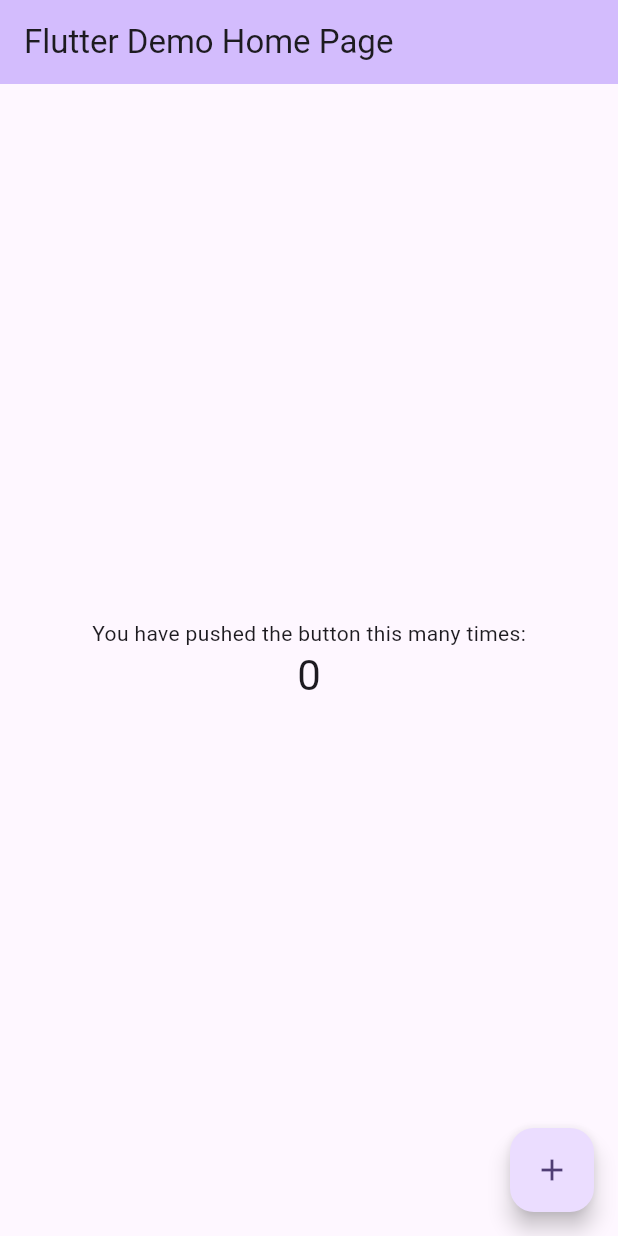
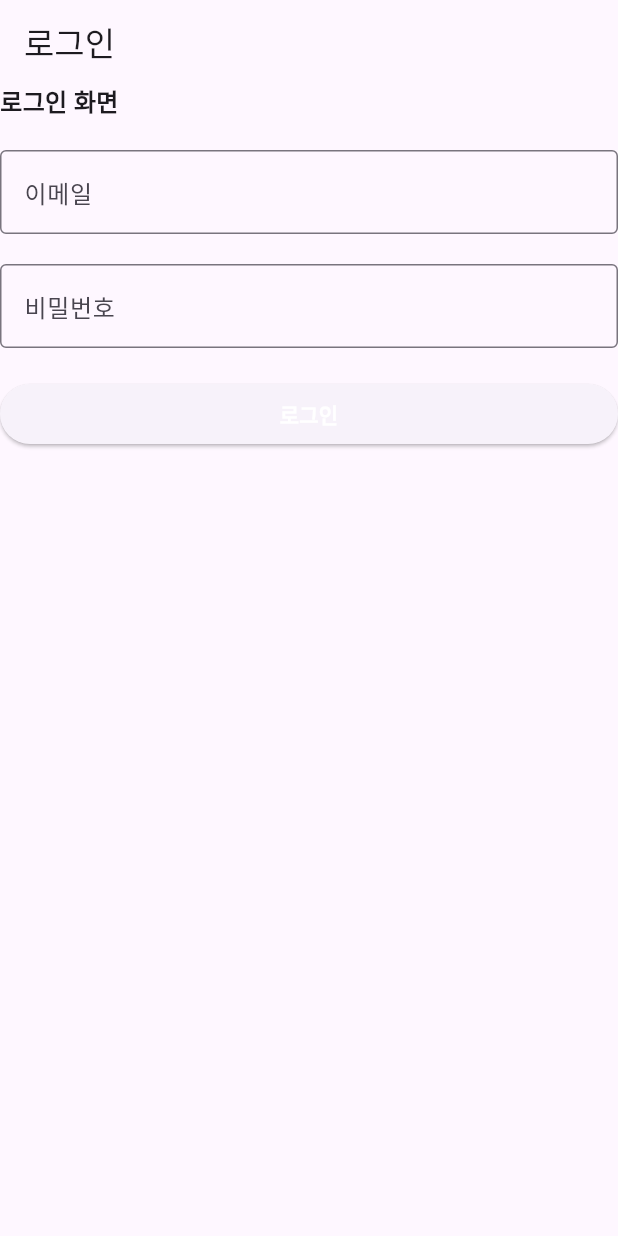
Before and after one commit to TasteTour/frontend, a Flutter app: the screen it shows after launch, on a phone screen of 412 x 824 dp. Run offline on Flutter 3.47's test engine with Material 3 defaults, Android fonts, the light colour scheme and no system bars; our stand-ins replace get, get_storage.

Commit message:
✨feat: login, register 페이지 구현

```diff
--- a/taste_tour/lib/main.dart
+++ b/taste_tour/lib/main.dart
@@ -1,125 +1,6 @@
 import 'package:flutter/material.dart';
+import 'package:taste_tour/src/app.dart';
 
 void main() {
   runApp(const MyApp());
 }
-
-class MyApp extends StatelessWidget {
-  const MyApp({super.key});
-
-  // This widget is the root of your application.
-  @override
-  Widget build(BuildContext context) {
-    return MaterialApp(
-      title: 'Flutter Demo',
-      theme: ThemeData(
-        // This is the theme of your application.
-        //
-        // TRY THIS: Try running your application with "flutter run". You'll see
-        // the application has a purple toolbar. Then, without quitting the app,
-        // try changing the seedColor in the colorScheme below to Colors.green
-        // and then invoke "hot reload" (save your changes or press the "hot
-        // reload" button in a Flutter-supported IDE, or press "r" if you used
-        // the command line to start the app).
-        //
-        // Notice that the counter didn't reset back to zero; the application
-        // state is not lost during the reload. To reset the state, use hot
-        // restart instead.
-        //
-        // This works for code too, not just values: Most code changes can be
-        // tested with just a hot reload.
-        colorScheme: ColorScheme.fromSeed(seedColor: Colors.deepPurple),
-        useMaterial3: true,
-      ),
-      home: const MyHomePage(title: 'Flutter Demo Home Page'),
-    );
-  }
-}
-
-class MyHomePage extends StatefulWidget {
-  const MyHomePage({super.key, required this.title});
-
-  // This widget is the home page of your application. It is stateful, meaning
-  // that it has a State object (defined below) that contains fields that affect
-  // how it looks.
-
-  // This class is the configuration for the state. It holds the values (in this
-  // case the title) provided by the parent (in this case the App widget) and
-  // used by the build method of the State. Fields in a Widget subclass are
-  // always marked "final".
-
-  final String title;
-
-  @override
-  State<MyHomePage> createState() => _MyHomePageState();
-}
-
-class _MyHomePageState extends State<MyHomePage> {
-  int _counter = 0;
-
-  void _incrementCounter() {
-    setState(() {
-      // This call to setState tells the Flutter framework that something has
-      // changed in this State, which causes it to rerun the build method below
-      // so that the display can reflect the updated values. If we changed
-      // _counter without calling setState(), then the build method would not be
-      // called again, and so nothing would appear to happen.
-      _counter++;
-    });
-  }
-
-  @override
-  Widget build(BuildContext context) {
-    // This method is rerun every time setState is called, for instance as done
-    // by the _incrementCounter method above.
-    //
-    // The Flutter framework has been optimized to make rerunning build methods
-    // fast, so that you can just rebuild anything that needs updating rather
-    // than having to individually change instances of widgets.
-    return Scaffold(
-      appBar: AppBar(
-        // TRY THIS: Try changing the color here to a specific color (to
-        // Colors.amber, perhaps?) and trigger a hot reload to see the AppBar
-        // change color while the other colors stay the same.
-        backgroundColor: Theme.of(context).colorScheme.inversePrimary,
-        // Here we take the value from the MyHomePage object that was created by
-        // the App.build method, and use it to set our appbar title.
-        title: Text(widget.title),
-      ),
-      body: Center(
-        // Center is a layout widget. It takes a single child and positions it
-        // in the middle of the parent.
-        child: Column(
-          // Column is also a layout widget. It takes a list of children and
-          // arranges them vertically. By default, it sizes itself to fit its
-          // children horizontally, and tries to be as tall as its parent.
-          //
-          // Column has various properties to control how it sizes itself and
-          // how it positions its children. Here we use mainAxisAlignment to
-          // center the children vertically; the main axis here is the vertical
-          // axis because Columns are vertical (the cross axis would be
-          // horizontal).
-          //
-          // TRY THIS: Invoke "debug painting" (choose the "Toggle Debug Paint"
-          // action in the IDE, or press "p" in the console), to see the
-          // wireframe for each widget.
-          mainAxisAlignment: MainAxisAlignment.center,
-          children: <Widget>[
-            const Text(
-              'You have pushed the button this many times:',
-            ),
-            Text(
-              '$_counter',
-              style: Theme.of(context).textTheme.headlineMedium,
-            ),
-          ],
-        ),
-      ),
-      floatingActionButton: FloatingActionButton(
-        onPressed: _incrementCounter,
-        tooltip: 'Increment',
-        child: const Icon(Icons.add),
-      ), // This trailing comma makes auto-formatting nicer for build methods.
-    );
-  }
-}
--- /dev/null
+++ b/taste_tour/lib/src/app.dart
@@ -0,0 +1,13 @@
+import 'package:flutter/material.dart';
+import 'package:taste_tour/src/screen/auth/login.dart';
+
+class MyApp extends StatelessWidget {
+  const MyApp({super.key});
+
+  @override
+  Widget build(BuildContext context) {
+    return const MaterialApp(
+      home: Login(),
+    );
+  }
+}
--- /dev/null
+++ b/taste_tour/lib/src/model/user_model.dart
@@ -0,0 +1,21 @@
+class UserModel {
+  int? id;
+  String? name;
+  String? email;
+
+  UserModel.fromJason(Map m) {
+    /*
+    이름이 있는 생성자
+    {
+      "id" :1,
+      "name": "홍길동",
+      "email": "hello@korea.com"
+    }
+      이런식의 jsonData (map)을 클래스에 멤버변수들에게 초기화 해준다.
+     */
+
+    id = m['id'];
+    name = m['name'];
+    email = m['email'];
+  }
+}
--- /dev/null
+++ b/taste_tour/lib/src/screen/auth/login.dart
@@ -0,0 +1,95 @@
+import 'package:flutter/material.dart';
+import 'package:get/get.dart';
+import 'package:taste_tour/src/controller/user_controller.dart';
+import 'package:taste_tour/src/screen/home.dart';
+
+class Login extends StatefulWidget {
+  const Login({super.key});
+
+  @override
+  State<Login> createState() => _LoginState();
+}
+
+class _LoginState extends State<Login> {
+  final userController = Get.put(UserController());
+  final GlobalKey<FormState> _formkey = GlobalKey<FormState>();
+  final TextEditingController _emailController = TextEditingController();
+  final TextEditingController _passwordController = TextEditingController();
+  final RegExp emailRegex =
+      RegExp(r'^[a-zA-Z0-9+-\_.]+@[a-zA-Z0-9-]+\.[a-zA-Z0-9-.]+$');
+
+  // 로그인 완료 버튼을 누를 때 동작할 함수
+  _submitForm() async {
+    if (_formkey.currentState!.validate()) {
+      final String email = _emailController.text;
+      final String password = _passwordController.text;
+
+      // 로그인 통신 로직
+      bool result = await userController.login(email, password);
+
+      // 로그인 성공시 다음 화면 (메인)으로 이동처리
+      if (result) {
+        Get.offAll(() => const Home());
+      }
+    }
+  }
+
+  @override
+  Widget build(BuildContext context) {
+    return Scaffold(
+      appBar: AppBar(title: const Text('로그인')),
+      body: Form(
+        key: _formkey,
+        child: ListView(
+          children: [
+            const Text(
+              '로그인 화면',
+              style: TextStyle(
+                fontSize: 16,
+                fontWeight: FontWeight.bold,
+              ),
+            ),
+            const SizedBox(height: 20),
+            TextFormField(
+              controller: _emailController,
+              keyboardType: TextInputType.emailAddress,
+              decoration: const InputDecoration(
+                labelText: '이메일',
+                border: OutlineInputBorder(),
+              ),
+              validator: (value) {
+                if (value == null || value.isEmpty) {
+                  return '이메일을 입력하세요.';
+                }
+                if (!emailRegex.hasMatch(value)) {
+                  return '이메일 형식이 올바르지 않습니다.';
+                }
+                return null;
+              },
+            ),
+            const SizedBox(height: 20),
+            TextFormField(
+              controller: _passwordController,
+              obscureText: true,
+              decoration: const InputDecoration(
+                labelText: '비밀번호',
+                border: OutlineInputBorder(),
+              ),
+            ),
+            const SizedBox(height: 20),
+            ElevatedButton(
+              onPressed: _submitForm,
+              child: const Text(
+                '로그인',
+                style: TextStyle(
+                  fontWeight: FontWeight.bold,
+                  color: Colors.white,
+                ),
+              ),
+            )
+          ],
+        ),
+      ),
+    );
+  }
+}
--- /dev/null
+++ b/taste_tour/lib/src/shared/global.dart
@@ -0,0 +1,5 @@
+class Global {
+  static const apiRoot = 'http://localhost:3000';
+  // static const apiRoot = 'https://sns_'
+}
+// 전역변수 관리 하는 곳
--- a/taste_tour/pubspec.yaml
+++ b/taste_tour/pubspec.yaml
@@ -35,6 +35,8 @@ dependencies:
   # The following adds the Cupertino Icons font to your application.
   # Use with the CupertinoIcons class for iOS style icons.
   cupertino_icons: ^1.0.2
+  get: ^4.6.6
+  get_storage: ^2.1.1
 
 dev_dependencies:
   flutter_test:
```
Also changed, not shown: taste_tour/lib/src/connect/user_connect.dart (added, +62 -0 lines), taste_tour/lib/src/controller/user_controller.dart (added, +59 -0 lines), taste_tour/lib/src/screen/home.dart (added, +10 -0 lines), taste_tour/lib/src/screen/auth/register.dart (added), taste_tour/pubspec.lock, 1 other file.
